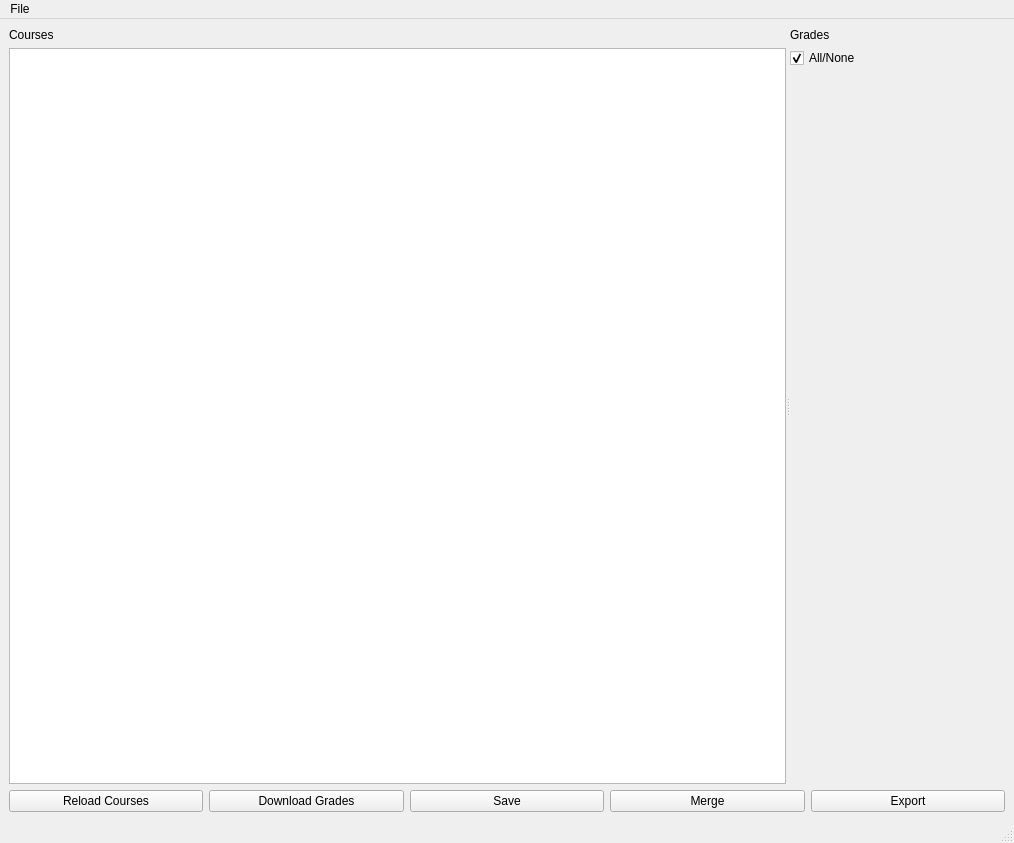
Above: moodle_sync_aggregate.ui from dominikhoebert/Moodle_Sync_Aggregate before the change. Below: the same form after it.
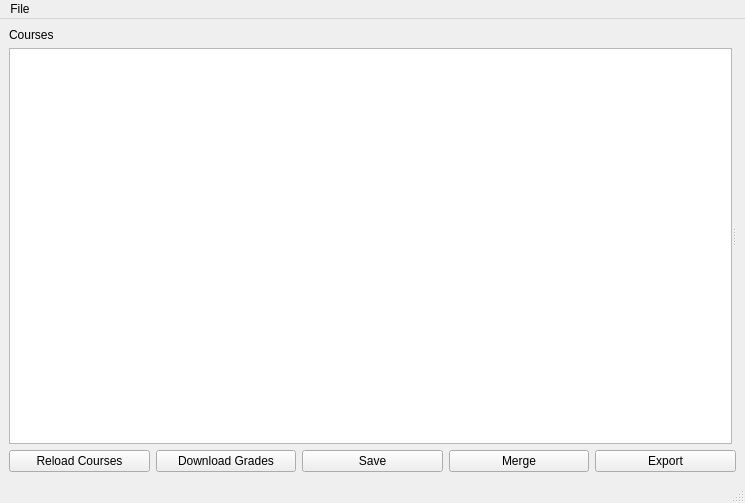
That is the form after the change.

Commit message: gui: added scroll area for grades

What changed in the file:
```diff
--- a/moodle_sync_aggregate.ui
+++ b/moodle_sync_aggregate.ui
@@ -6,16 +6,16 @@
    <rect>
     <x>0</x>
     <y>0</y>
-    <width>1014</width>
-    <height>843</height>
+    <width>745</width>
+    <height>503</height>
    </rect>
   </property>
   <property name="windowTitle">
    <string>Moodle Sync</string>
   </property>
   <widget class="QWidget" name="centralwidget">
-   <layout class="QGridLayout" name="gridLayout_2">
-    <item row="0" column="0">
+   <layout class="QVBoxLayout" name="verticalLayout_3">
+    <item>
      <widget class="QSplitter" name="splitter">
       <property name="orientation">
        <enum>Qt::Horizontal</enum>
@@ -35,41 +35,11 @@
        </layout>
       </widget>
       <widget class="QWidget" name="verticalLayoutWidget_2">
-       <layout class="QFormLayout" name="formLayout">
-        <property name="rowWrapPolicy">
-         <enum>QFormLayout::WrapLongRows</enum>
-        </property>
-        <property name="labelAlignment">
-         <set>Qt::AlignLeading|Qt::AlignLeft|Qt::AlignTop</set>
-        </property>
-        <item row="0" column="0">
-         <widget class="QLabel" name="tasks_label">
-          <property name="text">
-           <string>Grades</string>
-          </property>
-          <property name="alignment">
-           <set>Qt::AlignLeading|Qt::AlignLeft|Qt::AlignTop</set>
-          </property>
-         </widget>
-        </item>
-        <item row="1" column="0">
-         <widget class="QCheckBox" name="all_none_checkBox">
-          <property name="text">
-           <string>All/None</string>
-          </property>
-          <property name="checked">
-           <bool>true</bool>
-          </property>
-         </widget>
-        </item>
-        <item row="2" column="0">
-         <layout class="QVBoxLayout" name="tasks_verticalLayout"/>
-        </item>
-       </layout>
+       <layout class="QVBoxLayout" name="verticalLayout_2"/>
       </widget>
      </widget>
     </item>
-    <item row="1" column="0">
+    <item>
      <layout class="QHBoxLayout" name="horizontalLayout_2">
       <item>
        <widget class="QPushButton" name="reload_pushButton">
@@ -118,7 +88,7 @@
     <rect>
      <x>0</x>
      <y>0</y>
-     <width>1014</width>
+     <width>745</width>
      <height>24</height>
     </rect>
    </property>
```
Left out of the diff: 1 changed line with no effect on the pictures. The commit also changes 2 other files.
